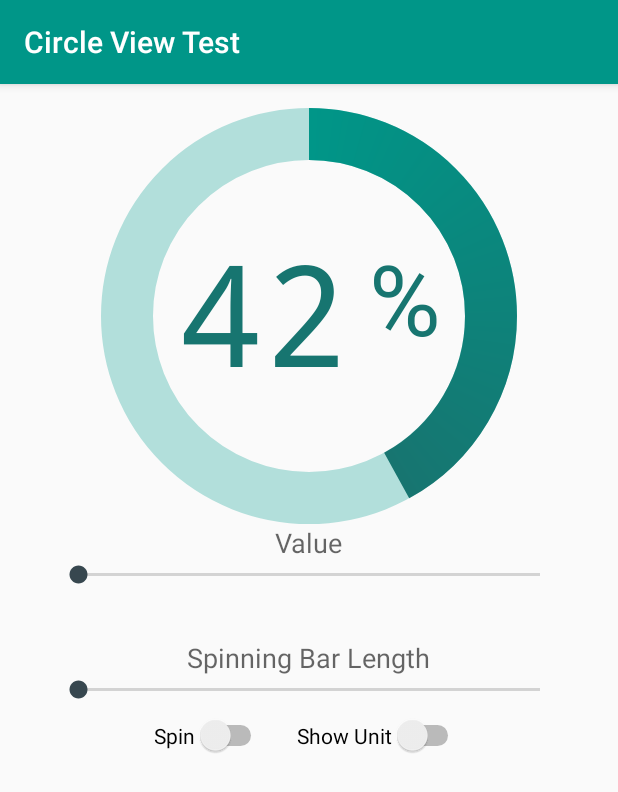
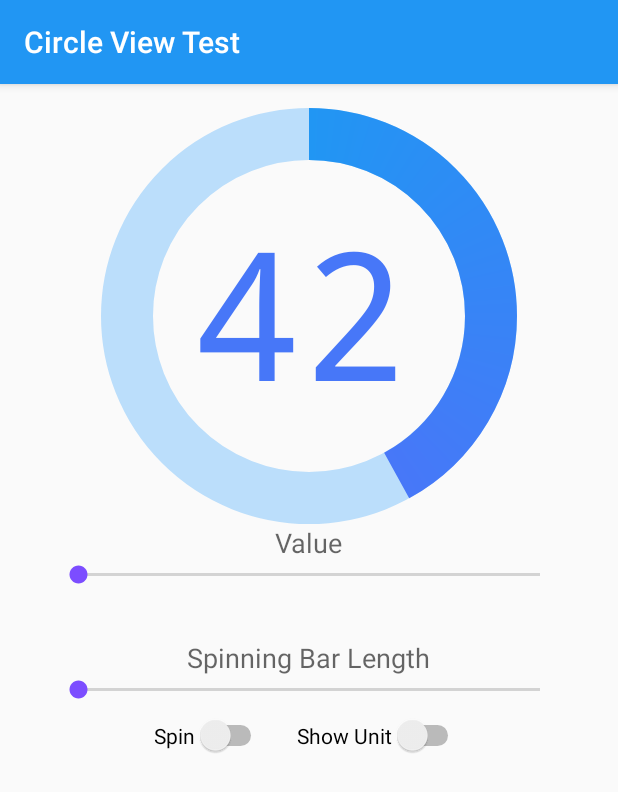
Before and after one commit to jakob-grabner/Circle-Progress-View, an Android app: the screen it shows after launch (MainActivity), on a phone screen of 412 x 824 dp. Shown: the top 792 px of the screen. Run offline under Robolectric (Android 15) with nearby library versions, the phone set to English and light mode, and no system bars.

Commit message:
Example App: New color scheme!

```diff
--- a/ExampleApp/src/main/java/at/grabner/circleview/MainActivity.java
+++ b/ExampleApp/src/main/java/at/grabner/circleview/MainActivity.java
@@ -1,7 +1,7 @@
 package at.grabner.circleview;
 
 import android.graphics.Color;
-import android.graphics.Typeface;
+import android.os.AsyncTask;
 import android.os.Bundle;
 import android.support.v7.app.AppCompatActivity;
 import android.util.Log;
@@ -9,24 +9,25 @@ import android.widget.CompoundButton;
 import android.widget.SeekBar;
 import android.widget.Switch;
 
-import java.io.IOException;
-import java.io.InputStream;
-
 import at.grabner.circleprogress.AnimationState;
 import at.grabner.circleprogress.AnimationStateChangedListener;
 import at.grabner.circleprogress.CircleProgressView;
 import at.grabner.circleprogress.TextMode;
 
 
-public class MainActivity extends AppCompatActivity implements CircleProgressView.OnProgressChangedListener {
+public class MainActivity extends AppCompatActivity {
 
+    /**
+     * The log tag.
+     */
+    private final static String TAG = "MainActivity";
 
     CircleProgressView mCircleView;
     Switch mSwitchSpin;
     Switch mSwitchShowUnit;
     SeekBar mSeekBar;
     SeekBar mSeekBarSpinnerLength;
-    Boolean mShowUnit = true;
+    Boolean mShowUnit = false;
 
     @Override
     protected void onCreate(Bundle savedInstanceState) {
@@ -35,12 +36,17 @@ public class MainActivity extends AppCompatActivity implements CircleProgressVie
         setContentView(R.layout.activity_main);
 
         mCircleView = (CircleProgressView) findViewById(R.id.circleView);
-        mCircleView.setOnProgressChangedListener(this);
+        mCircleView.setOnProgressChangedListener(new CircleProgressView.OnProgressChangedListener() {
+            @Override
+            public void onProgressChanged(float value) {
+                Log.d(TAG, "Progress Changed: " + value);
+            }
+        });
 
         //value setting
-        mCircleView.setMaxValue(100);
-        mCircleView.setValue(0);
-        mCircleView.setValueAnimated(24);
+//        mCircleView.setMaxValue(100);
+//        mCircleView.setValue(0);
+//        mCircleView.setValueAnimated(24);
 
         //show unit
         mCircleView.setUnit("%");
@@ -62,7 +68,7 @@ public class MainActivity extends AppCompatActivity implements CircleProgressVie
 
         //color
         //you can use a gradient
-        mCircleView.setBarColor(getResources().getColor(R.color.primary_color), getResources().getColor(R.color.secondary_color));
+        mCircleView.setBarColor(getResources().getColor(R.color.primary), getResources().getColor(R.color.accent));
 
         //colors of text and unit can be set via
         mCircleView.setTextColor(Color.RED);
@@ -79,15 +85,16 @@ public class MainActivity extends AppCompatActivity implements CircleProgressVie
         mCircleView.setTextMode(TextMode.PERCENT); // Shows current percent of the current value from the max value
 
         //spinning
-        mCircleView.spin(); // start spinning
-        mCircleView.stopSpinning(); // stops spinning. Spinner gets shorter until it disappears.
-        mCircleView.setValueAnimated(24); // stops spinning. Spinner spins until on top. Then fills to set value.
-        mCircleView.setShowTextWhileSpinning(true); // Show/hide text in spinning mode
+//        mCircleView.spin(); // start spinning
+//        mCircleView.stopSpinning(); // stops spinning. Spinner gets shorter until it disappears.
+//        mCircleView.setValueAnimated(24); // stops spinning. Spinner spins until on top. Then fills to set value.
+
+
         //animation callbacks
 
         //this example shows how to show a loading text if it is in spinning mode, and the current percent value otherwise.
+        mCircleView.setShowTextWhileSpinning(true); // Show/hide text in spinning mode
         mCircleView.setText("Loading...");
-        mCircleView.setTextMode(TextMode.PERCENT);
         mCircleView.setAnimationStateChangedListener(
                 new AnimationStateChangedListener() {
                     @Override
@@ -113,6 +120,7 @@ public class MainActivity extends AppCompatActivity implements CircleProgressVie
         );
 
 
+        // region setup other ui elements
         //Setup Switch
         mSwitchSpin = (Switch) findViewById(R.id.switch1);
         mSwitchSpin.setOnCheckedChangeListener(
@@ -182,7 +190,9 @@ public class MainActivity extends AppCompatActivity implements CircleProgressVie
                         mCircleView.setSpinningBarLength(seekBar.getProgress());
                     }
                 });
+        //endregion
 
+        new LongOperation().execute();
 
     }
 
@@ -190,12 +200,33 @@ public class MainActivity extends AppCompatActivity implements CircleProgressVie
     @Override
     protected void onStart() {
         super.onStart();
-        mCircleView.setValue(0);
-        mCircleView.setValueAnimated(42);
     }
 
-    @Override
-    public void onProgressChanged(float value) {
+    private class LongOperation extends AsyncTask<Void, Void, Void> {
+        @Override
+        protected Void doInBackground(Void... params) {
+
+            MainActivity.this.runOnUiThread(new Runnable() {
+                @Override
+                public void run() {
+                    mCircleView.setValue(0);
+                    mCircleView.spin();
+                }
+            });
+
+            try {
+                Thread.sleep(2000);
+            } catch (InterruptedException e) {
+                e.printStackTrace();
+            }
+
+
+            return null;
+        }
+
+        @Override
+        protected void onPostExecute(Void aVoid) {
+            mCircleView.setValueAnimated(42);
+        }
     }
-
 }
--- a/ExampleApp/src/main/res/layout/activity_main.xml
+++ b/ExampleApp/src/main/res/layout/activity_main.xml
@@ -16,17 +16,19 @@
         android:id="@+id/circleView"
         android:layout_width="277dp"
         android:layout_height="277dp"
-        CircleProgressView:cpv_barColor="#00796B"
+        CircleProgressView:cpv_value="0"
+        CircleProgressView:cpv_barColor="@color/primary"
         CircleProgressView:cpv_barWidth="35dp"
         CircleProgressView:cpv_contourSize="0dp"
         CircleProgressView:cpv_autoTextSize="true"
         CircleProgressView:cpv_maxValue="100"
-        CircleProgressView:cpv_rimColor="#B2DFDB"
+        CircleProgressView:cpv_rimColor="@color/primary_light"
         CircleProgressView:cpv_rimWidth="35dp"
         CircleProgressView:cpv_seekMode="true"
-        CircleProgressView:cpv_textColor="#00796B"
+        CircleProgressView:cpv_textColor="@color/primary_dark"
         CircleProgressView:cpv_unit="%"
-        CircleProgressView:cpv_unitColor="#009688"/>
+        CircleProgressView:cpv_unitColor="@color/primary_light"
+        CircleProgressView:cpv_spinColor="@color/primary"/>
 
 
     <TextView
--- a/ExampleApp/src/main/res/values-v21/styles.xml
+++ b/ExampleApp/src/main/res/values-v21/styles.xml
@@ -3,17 +3,17 @@
 
     <style name="AppTheme" parent="Theme.AppCompat.Light.DarkActionBar">
     <!-- Main theme colors -->
-    <item name="colorPrimary">@color/primary_color</item>
+    <item name="colorPrimary">@color/primary</item>
     <!--   darker variant of colorPrimary (for status bar, contextual app bars) -->
-    <item name="colorPrimaryDark">@color/primary_dark_color</item>
+    <item name="colorPrimaryDark">@color/primary_dark</item>
     <!--   theme UI controls like checkboxes and text fields -->
-    <item name="colorAccent">@color/secondary_color</item>
+    <item name="colorAccent">@color/accent</item>
     <!--   your app's branding color (for the app bar) -->
-    <item name="android:colorPrimary">@color/primary_color</item>
+    <item name="android:colorPrimary">@color/primary</item>
     <!--   darker variant of colorPrimary (for status bar, contextual app bars) -->
-    <item name="android:colorPrimaryDark">@color/primary_dark_color</item>
+    <item name="android:colorPrimaryDark">@color/primary_dark</item>
     <!--   theme UI controls like checkboxes and text fields -->
-    <item name="android:colorAccent">@color/secondary_color</item>
+    <item name="android:colorAccent">@color/accent</item>
     <!--<item name="android:navigationBarColor">@color/primary_dark_color</item>-->
 </style>
 </resources>
--- a/ExampleApp/src/main/res/values/styles.xml
+++ b/ExampleApp/src/main/res/values/styles.xml
@@ -1,34 +1,27 @@
 <resources>
 
-    <color name="primary_dark_color">#66009688</color>
-    <color name="primary_color">#ff009688</color>
-    <color name="secondary_color">#ff37474f</color>
 
+    <color name="primary">#2196F3</color>
+    <color name="primary_dark">#1976D2</color>
+    <color name="primary_light">#BBDEFB</color>
+    <color name="accent">#7C4DFF</color>
+    <color name="primary_text">#212121</color>
+    <color name="secondary_text">#727272</color>
+    <color name="icons">#FFFFFF</color>
+    <color name="divider">#B6B6B6</color>
 
 
     <!-- Base application theme. -->
     <style name="AppTheme" parent="Theme.AppCompat.Light.DarkActionBar">
 
-        <item name="colorPrimary">@color/primary_color</item>
+        <item name="colorPrimary">@color/primary</item>
         <!--   darker variant of colorPrimary (for status bar, contextual app bars) -->
-        <item name="colorPrimaryDark">@color/primary_dark_color</item>
+        <item name="colorPrimaryDark">@color/primary_dark</item>
         <!--   theme UI controls like checkboxes and text fields -->
-        <item name="colorAccent">@color/secondary_color</item>
+        <item name="colorAccent">@color/accent</item>
     </style>
 
 
 
-    <style name="text_subtext">
-        <item name="android:typeface">monospace</item>
-        <item name="android:textColor">@color/secondary_color</item>
-        <item name="android:textSize">33sp</item>
-    </style>
-
-    <style name="text_header">
-        <item name="android:typeface">monospace</item>
-        <item name="android:textStyle">bold</item>
-        <item name="android:textColor">@color/primary_color</item>
-        <item name="android:textSize">33sp</item>
-    </style>
 
 </resources>
```
